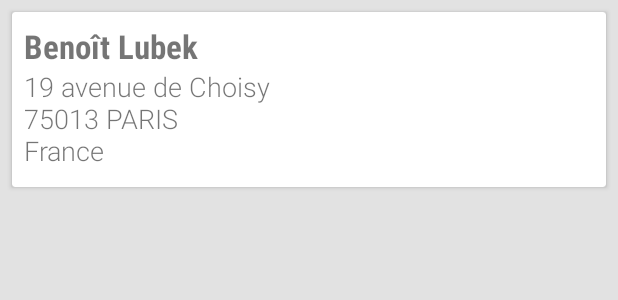
After one commit to BoD/DoorCodeNotifier, an Android app: the layout addressinfo_edit.xml on its own in the app's theme, with its tools: preview values and no code run, on a phone screen of 412 x 824 dp. The commit adds this screen. Shown: the top 300 px of the screen. Run offline under Robolectric (Android 15) with nearby library versions, the phone set to English and light mode, and no system bars.

Commit message:
AddressInfo edit activity: removing fields.

```diff
--- a/mobile/src/main/java/org/jraf/android/digibod/handheld/app/addressinfo/edit/AddressInfoEditActivity.java
+++ b/mobile/src/main/java/org/jraf/android/digibod/handheld/app/addressinfo/edit/AddressInfoEditActivity.java
@@ -1,5 +1,6 @@
 package org.jraf.android.digibod.handheld.app.addressinfo.edit;
 
+import android.animation.LayoutTransition;
 import android.content.ContentUris;
 import android.database.Cursor;
 import android.net.Uri;
@@ -37,13 +38,15 @@ public class AddressInfoEditActivity extends ActionBarActivity {
     @InjectView(R.id.conFields)
     protected ViewGroup mConFields;
 
+    private EditText mEdtOtherInfo;
+
     private Uri mAddressUri;
     private AddressInfo mAddressInfo;
 
     @Override
     public void onCreate(Bundle savedInstanceState) {
         super.onCreate(savedInstanceState);
-        setContentView(R.layout.addressinfo_list_item);
+        setContentView(R.layout.addressinfo_edit);
 
         ActionBar actionBar = getSupportActionBar();
         if (actionBar != null) {
@@ -132,7 +135,7 @@ public class AddressInfoEditActivity extends ActionBarActivity {
         // Codes
         int i = 1;
         for (String code : mAddressInfo.codeList) {
-            View codeView = getLayoutInflater().inflate(R.layout.addressinfo_edit_code, (ViewGroup) mConFields, false);
+            final View codeView = getLayoutInflater().inflate(R.layout.addressinfo_edit_code, (ViewGroup) mConFields, false);
 
 //            TextView txtTitle = (TextView) codeView.findViewById(R.id.txtTitle);
 //            if (mAddressInfo.codeList.size() == 1) {
@@ -144,15 +147,37 @@ public class AddressInfoEditActivity extends ActionBarActivity {
             EditText edtValue = (EditText) codeView.findViewById(R.id.edtValue);
             edtValue.append(code);
 
+            codeView.findViewById(R.id.btnRemove).setOnClickListener(new View.OnClickListener() {
+                @Override
+                public void onClick(View v) {
+                    mConFields.removeView(codeView);
+                }
+            });
+
+            // Focus the first code
+            if (i == 1) edtValue.requestFocus();
+
             mConFields.addView(codeView);
             i++;
         }
 
         // Other info
         View otherInfoView = getLayoutInflater().inflate(R.layout.addressinfo_edit_otherinfo, (ViewGroup) mConFields, false);
-        EditText edtOtherInfo = (EditText) otherInfoView.findViewById(R.id.edtOtherInfo);
-        if (mAddressInfo.otherInfo != null) edtOtherInfo.append(mAddressInfo.otherInfo);
+        mEdtOtherInfo = (EditText) otherInfoView.findViewById(R.id.edtOtherInfo);
+
+        otherInfoView.findViewById(R.id.btnOtherInfoClear).setOnClickListener(new View.OnClickListener() {
+            @Override
+            public void onClick(View v) {
+                mEdtOtherInfo.setText(null);
+                mEdtOtherInfo.requestFocus();
+            }
+        });
+        if (mAddressInfo.otherInfo != null) mEdtOtherInfo.append(mAddressInfo.otherInfo);
         mConFields.addView(otherInfoView);
+
+        // Enable layout transitions
+        LayoutTransition layoutTransition = new LayoutTransition();
+        mConFields.setLayoutTransition(layoutTransition);
     }
 
     private void onDoneClicked() {
--- /dev/null
+++ b/mobile/src/main/res/layout/addressinfo_edit.xml
@@ -0,0 +1,71 @@
+<?xml version="1.0" encoding="utf-8"?>
+<ScrollView xmlns:android="http://schemas.android.com/apk/res/android"
+    xmlns:app="http://schemas.android.com/apk/res-auto"
+    xmlns:tools="http://schemas.android.com/tools"
+    android:layout_width="match_parent"
+    android:layout_height="match_parent">
+
+    <android.support.v7.widget.CardView
+        android:layout_width="match_parent"
+        android:layout_height="wrap_content"
+        android:layout_marginLeft="@dimen/addressinfo_list_item_margin_horizontal"
+        android:layout_marginRight="@dimen/addressinfo_list_item_margin_horizontal"
+        android:layout_marginTop="@dimen/addressinfo_list_item_margin_vertical"
+        app:cardElevation="2dp">
+
+        <RelativeLayout
+            android:layout_width="match_parent"
+            android:layout_height="wrap_content"
+            android:orientation="vertical"
+            android:paddingBottom="0dp"
+            android:paddingRight="8dp"
+            android:paddingTop="8dp">
+
+            <ImageView
+                android:id="@+id/imgPhoto"
+                android:layout_width="@dimen/addressinfo_list_item_photo_width"
+                android:layout_height="@dimen/addressinfo_list_item_photo_width"
+                android:layout_alignParentEnd="true"
+                android:layout_alignParentRight="true"
+                android:layout_marginLeft="8dp" />
+
+            <TextView
+                android:id="@+id/txtContactDisplayName"
+                android:layout_width="0px"
+                android:layout_height="wrap_content"
+                android:layout_alignParentLeft="true"
+                android:layout_alignParentStart="true"
+                android:layout_marginLeft="8dp"
+                android:layout_toLeftOf="@+id/imgPhoto"
+                android:layout_toStartOf="@+id/imgPhoto"
+                android:fontFamily="sans-serif-condensed"
+                android:textSize="@dimen/text_large"
+                android:textStyle="bold"
+                tools:text="Benoît Lubek" />
+
+            <TextView
+                android:id="@+id/txtFormattedAddress"
+                android:layout_width="0px"
+                android:layout_height="wrap_content"
+                android:layout_alignParentLeft="true"
+                android:layout_alignParentStart="true"
+                android:layout_below="@+id/txtContactDisplayName"
+                android:layout_marginLeft="8dp"
+                android:layout_marginTop="0dp"
+                android:layout_toLeftOf="@+id/imgPhoto"
+                android:layout_toStartOf="@+id/imgPhoto"
+                android:fontFamily="sans-serif-light"
+                android:textSize="@dimen/text_medium"
+                tools:text="19 avenue de Choisy\n75013 PARIS\nFrance" />
+
+            <LinearLayout
+                android:id="@+id/conFields"
+                android:layout_width="match_parent"
+                android:layout_height="wrap_content"
+                android:layout_below="@+id/txtFormattedAddress"
+                android:layout_marginTop="12dp"
+                android:orientation="vertical" />
+
+        </RelativeLayout>
+    </android.support.v7.widget.CardView>
+</ScrollView>
--- a/mobile/src/main/res/layout/addressinfo_edit_code.xml
+++ b/mobile/src/main/res/layout/addressinfo_edit_code.xml
@@ -3,8 +3,7 @@
     android:layout_width="match_parent"
     android:layout_height="wrap_content"
     android:orientation="horizontal"
-    android:paddingLeft="8dp"
->
+    android:paddingLeft="4dp">
 
     <EditText
         android:id="@+id/edtValue"
@@ -17,9 +16,11 @@
         android:textSize="64sp" />
 
     <ImageView
+        android:id="@+id/btnRemove"
         android:layout_width="wrap_content"
         android:layout_height="wrap_content"
         android:layout_gravity="center_vertical"
+        android:layout_marginLeft="4dp"
         android:background="?android:attr/selectableItemBackground"
         android:padding="8dp"
         android:src="@drawable/ic_menu_remove_field_holo_light" />
--- a/mobile/src/main/res/layout/addressinfo_edit_otherinfo.xml
+++ b/mobile/src/main/res/layout/addressinfo_edit_otherinfo.xml
@@ -4,8 +4,7 @@
     android:layout_height="wrap_content"
     android:layout_marginTop="16dp"
     android:orientation="horizontal"
-    android:paddingLeft="8dp"
-    >
+    android:paddingLeft="4dp">
 
     <EditText
         android:id="@+id/edtOtherInfo"
@@ -19,9 +18,11 @@
         />
 
     <ImageView
+        android:id="@+id/btnOtherInfoClear"
         android:layout_width="wrap_content"
         android:layout_height="wrap_content"
         android:layout_gravity="center_vertical"
+        android:layout_marginLeft="4dp"
         android:background="?android:attr/selectableItemBackground"
         android:padding="8dp"
         android:src="@drawable/ic_menu_remove_field_holo_light" />
```
